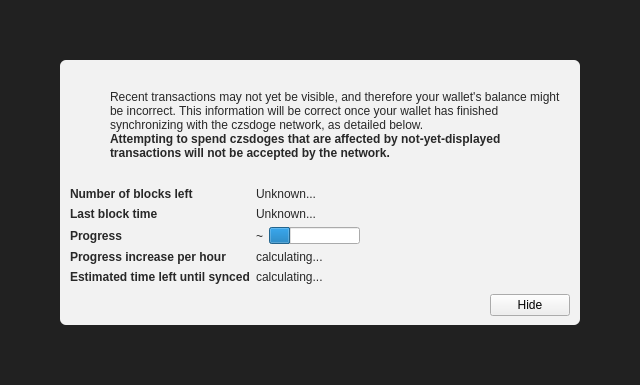
First picture: the form in src/qt/forms/modaloverlay.ui, repository czsdoge/CZSDoge, before the edit.
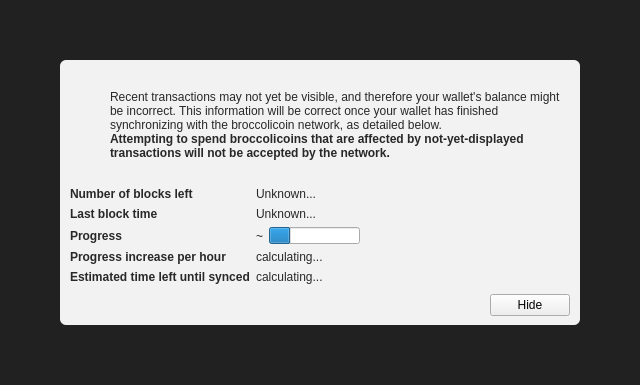
Second picture: the form after the edit. Icons and pictures are not drawn. Custom widgets are drawn as their Qt base class.

```diff
--- a/src/qt/forms/modaloverlay.ui
+++ b/src/qt/forms/modaloverlay.ui
@@ -130,7 +130,7 @@
              <item>
               <widget class="QLabel" name="infoText">
                <property name="text">
-                <string>Recent transactions may not yet be visible, and therefore your wallet's balance might be incorrect. This information will be correct once your wallet has finished synchronizing with the czsdoge network, as detailed below.</string>
+                <string>Recent transactions may not yet be visible, and therefore your wallet's balance might be incorrect. This information will be correct once your wallet has finished synchronizing with the broccolicoin network, as detailed below.</string>
                </property>
                <property name="textFormat">
                 <enum>Qt::RichText</enum>
@@ -149,7 +149,7 @@
                 </font>
                </property>
                <property name="text">
-                <string>Attempting to spend czsdoges that are affected by not-yet-displayed transactions will not be accepted by the network.</string>
+                <string>Attempting to spend broccolicoins that are affected by not-yet-displayed transactions will not be accepted by the network.</string>
                </property>
                <property name="textFormat">
                 <enum>Qt::RichText</enum>
```
